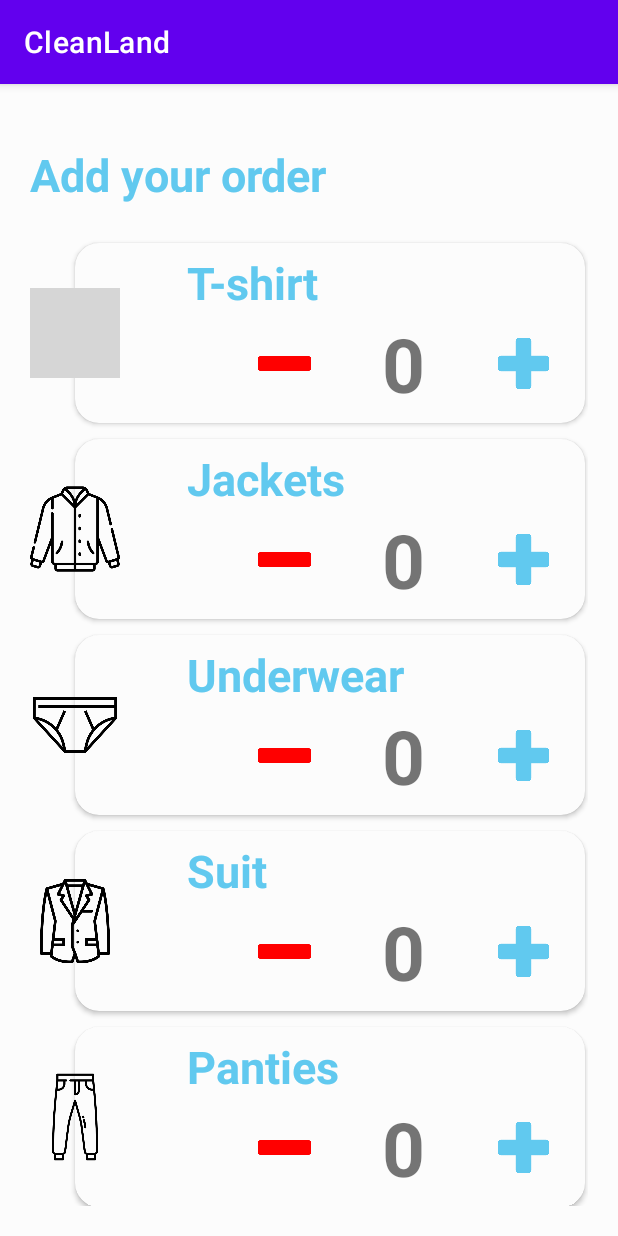
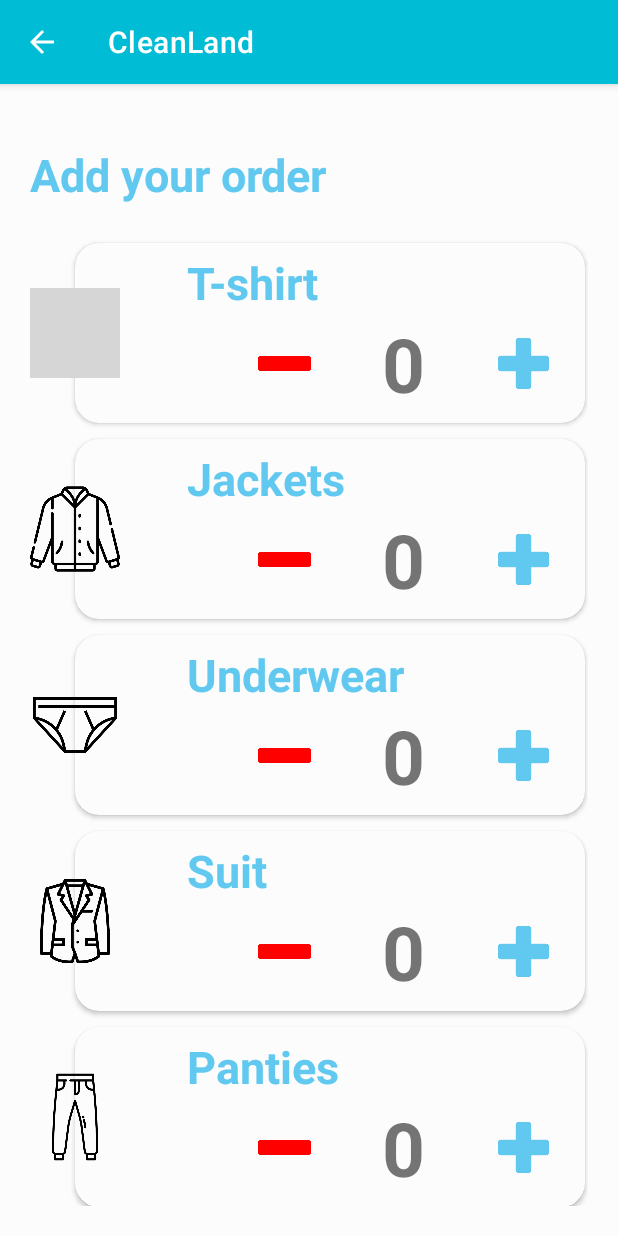
Before and after one commit to CleanLandTeam/CleanLand, an Android app: the MyOrders screen opened directly, with no data from a screen before it, after a tap on "Picking Date:", on a phone screen of 412 x 824 dp. Run offline under Robolectric (Android 15) with nearby library versions, the phone set to English and light mode, and no system bars; libraries missing offline, so code that uses them is left out: com.amplifyframework.core; grey boxes are pictures that could not be loaded.

Commit message:
fixnig relations bet activities and change the color of the action bar

```diff
--- a/app/src/main/java/com/example/cleanland/activities/LoginActivity.java
+++ b/app/src/main/java/com/example/cleanland/activities/LoginActivity.java
@@ -3,6 +3,7 @@ package com.example.cleanland.activities;
 import androidx.appcompat.app.AppCompatActivity;
 
 import android.content.Intent;
+import android.graphics.drawable.ColorDrawable;
 import android.os.Bundle;
 import android.util.Log;
 import android.view.View;
@@ -19,6 +20,7 @@ public class LoginActivity extends AppCompatActivity {
     protected void onCreate(Bundle savedInstanceState) {
         super.onCreate(savedInstanceState);
         setContentView(R.layout.layout_login);
+        getSupportActionBar().setBackgroundDrawable(new ColorDrawable(getResources().getColor(R.color.actionBarColor)));
 
 
         findViewById(R.id.signUp_text).setOnClickListener(new View.OnClickListener() {
--- a/app/src/main/java/com/example/cleanland/activities/MainActivity.java
+++ b/app/src/main/java/com/example/cleanland/activities/MainActivity.java
@@ -6,6 +6,7 @@ import androidx.core.content.ContextCompat;
 import android.Manifest;
 import android.content.Intent;
 import android.content.pm.PackageManager;
+import android.graphics.drawable.ColorDrawable;
 import android.location.Location;
 import android.os.Bundle;
 
@@ -69,7 +70,7 @@ public class MainActivity extends AppCompatActivity {
         super.onCreate(savedInstanceState);
         setContentView(R.layout.activity_main);
         setTitle("Welcome To Clean Land");
-
+        getSupportActionBar().setBackgroundDrawable(new ColorDrawable(getResources().getColor(R.color.actionBarColor)));
        this.amplifyInitializer= new AmplifyInitializer(getApplicationContext());
 
 
@@ -169,7 +170,7 @@ public class MainActivity extends AppCompatActivity {
         }
         if (id == R.id.action_user_orders) {
             //Menu item pressed
-            Intent intent = new Intent(this,OrderPage.class);
+            Intent intent = new Intent(this,MyOrders.class);
             startActivity(intent);
             Toast.makeText(this,"user order  pressed .", Toast.LENGTH_SHORT).show();
             return true; //Indicated menu press was handled
--- a/app/src/main/java/com/example/cleanland/activities/MyOrders.java
+++ b/app/src/main/java/com/example/cleanland/activities/MyOrders.java
@@ -6,6 +6,7 @@ import androidx.recyclerview.widget.LinearLayoutManager;
 import androidx.recyclerview.widget.RecyclerView;
 
 import android.content.Intent;
+import android.graphics.drawable.ColorDrawable;
 import android.os.Bundle;
 import android.view.View;
 import android.widget.TextView;
@@ -26,6 +27,8 @@ public class MyOrders extends AppCompatActivity implements ViewAdapter.OnInterac
     protected void onCreate(Bundle savedInstanceState) {
         super.onCreate(savedInstanceState);
         setContentView(R.layout.activity_my_orders);
+        getSupportActionBar().setBackgroundDrawable(new ColorDrawable(getResources().getColor(R.color.actionBarColor)));
+        getSupportActionBar().setDisplayHomeAsUpEnabled(true);
 
         List<Orders> myOrder = new ArrayList<>();
         State state = null;
--- a/app/src/main/java/com/example/cleanland/activities/OrderPage.java
+++ b/app/src/main/java/com/example/cleanland/activities/OrderPage.java
@@ -2,6 +2,7 @@ package com.example.cleanland.activities;
 
 import androidx.appcompat.app.AppCompatActivity;
 
+import android.graphics.drawable.ColorDrawable;
 import android.os.Bundle;
 import android.view.View;
 import android.widget.TextView;
@@ -19,6 +20,8 @@ public class OrderPage extends AppCompatActivity {
     protected void onCreate(Bundle savedInstanceState) {
         super.onCreate(savedInstanceState);
         setContentView(R.layout.activity_order_page);
+        getSupportActionBar().setDisplayHomeAsUpEnabled(true);
+        getSupportActionBar().setBackgroundDrawable(new ColorDrawable(getResources().getColor(R.color.actionBarColor)));
     }
 
 
--- a/app/src/main/java/com/example/cleanland/activities/ProfileActivity.java
+++ b/app/src/main/java/com/example/cleanland/activities/ProfileActivity.java
@@ -4,6 +4,7 @@ import androidx.annotation.WorkerThread;
 import androidx.appcompat.app.AppCompatActivity;
 import androidx.core.content.ContextCompat;
 
+import android.graphics.drawable.ColorDrawable;
 import android.os.Bundle;
 import android.os.Looper;
 import android.util.Log;
@@ -29,6 +30,9 @@ public class ProfileActivity extends AppCompatActivity {
     protected void onCreate(Bundle savedInstanceState) {
         super.onCreate(savedInstanceState);
         setContentView(R.layout.activity_profile);
+        getSupportActionBar().setBackgroundDrawable(new ColorDrawable(getResources().getColor(R.color.actionBarColor)));
+        getSupportActionBar().setDisplayHomeAsUpEnabled(true);
+
 
 
         Button button = (Button) findViewById(R.id.edit_profile);
--- a/app/src/main/java/com/example/cleanland/activities/userDonations.java
+++ b/app/src/main/java/com/example/cleanland/activities/userDonations.java
@@ -4,6 +4,7 @@ import androidx.appcompat.app.AppCompatActivity;
 import androidx.recyclerview.widget.RecyclerView;
 
 import android.content.Intent;
+import android.graphics.drawable.ColorDrawable;
 import android.os.Bundle;
 import android.view.MenuItem;
 import android.widget.TextView;
@@ -21,6 +22,7 @@ public class userDonations extends AppCompatActivity {
         super.onCreate(savedInstanceState);
         setContentView(R.layout.activity_user_donations);
         getSupportActionBar().setDisplayHomeAsUpEnabled(true);
+        getSupportActionBar().setBackgroundDrawable(new ColorDrawable(getResources().getColor(R.color.actionBarColor)));
 
         ArrayList<Donate> donates=new ArrayList<>();
 //        donates.add(new Donate("0","0",1.2,1.3,1,2,
--- a/app/src/main/res/layout/activity_main.xml
+++ b/app/src/main/res/layout/activity_main.xml
@@ -48,7 +48,7 @@
                     <TextView
                         android:id="@+id/textViewSub1Title"
                         style="@style/viewParent.headerText.HomeCardTitle"
-                        android:text="Orders" />
+                        android:text="Add Order"/>
 
                     <TextView
                         style="@style/viewParent.headerText.homeCardContent"
--- a/app/src/main/res/values/colors.xml
+++ b/app/src/main/res/values/colors.xml
@@ -26,5 +26,7 @@
     <color name="miniTitleColor">#6F6A6A</color>
     <color name="whiteBodyColor">#FCFCFC</color>
 
-
+<!--    ============================-->
+    <!-- Action Bar Color   -->
+    <color name="actionBarColor">#00BCD4</color>
 </resources>
```
Also changed, not shown: app/src/main/AndroidManifest.xml (+10 -5 lines).
